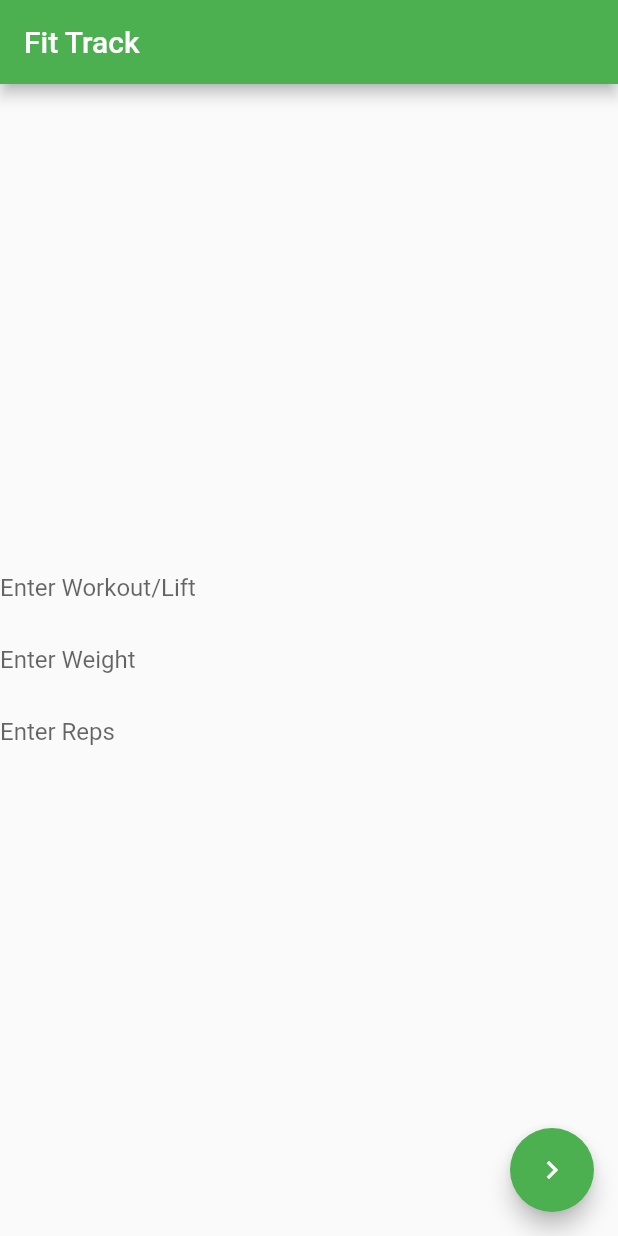
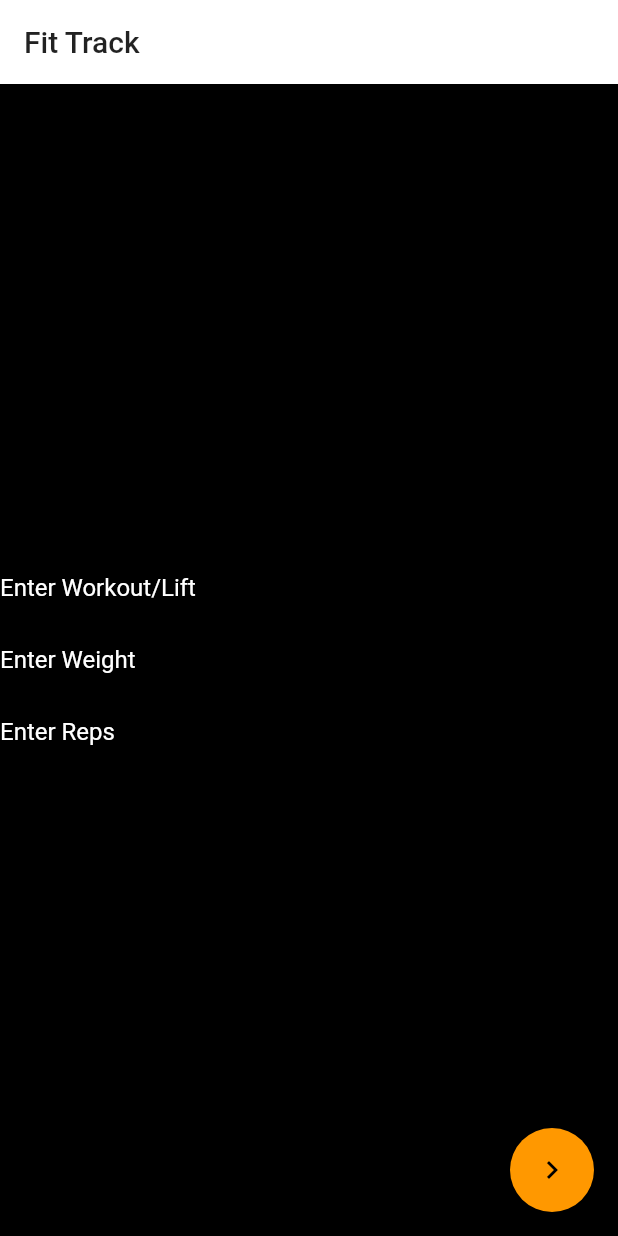
Before and after one commit to Whitey12591/fit-track, a Flutter app: the screen it shows after launch, after a tap on the "navigate next" icon, on a phone screen of 412 x 824 dp. Run offline on Flutter 3.47's test engine with Material 2 defaults, Android fonts, the phone set to English and light mode, and no system bars.

Commit message:
Folder structure

```diff
--- /dev/null
+++ b/lib/blocs/blocs.dart
@@ -0,0 +1,3 @@
+// Export all blocs from this file
+
+//The screens folder holds many different folders, each of which corresponds to a different screen of the app. Each screen folder holds three things: a primary screen file which serves to organize each component, a BLoC file that is only used for that screen, and a “components” folder that holds each component file used by the screen. Any section of a screen more complicated then a few widgets should be its own component, and some very complex components may even require their own BLoC file and components as a screen does.
--- a/lib/main.dart
+++ b/lib/main.dart
@@ -1,5 +1,6 @@
+import 'package:fit_track/theme/style.dart';
 import 'package:flutter/material.dart';
-import 'WorkoutSet.dart';
+import 'models/WorkoutSet.dart';
 
 void main() => runApp(MyApp());
 
@@ -9,18 +10,7 @@ class MyApp extends StatelessWidget {
   Widget build(BuildContext context) {
     return MaterialApp(
       title: 'Flutter Demo',
-      theme: ThemeData(
-        // This is the theme of your application.
-        //
-        // Try running your application with "flutter run". You'll see the
-        // application has a blue toolbar. Then, without quitting the app, try
-        // changing the primarySwatch below to Colors.green and then invoke
-        // "hot reload" (press "r" in the console where you ran "flutter run",
-        // or simply save your changes to "hot reload" in a Flutter IDE).
-        // Notice that the counter didn't reset back to zero; the application
-        // is not restarted.
-        primarySwatch: Colors.green,
-      ),
+      theme: appTheme(),
       home: MyHomePage(title: 'Fit Track'),
     );
   }
@@ -44,14 +34,7 @@ class _MyHomePageState extends State<MyHomePage> {
     setState(() {
       _currentSet = completed;
     });
-    debugger();
     print(_currentSet);
-  }
-
-  void _incrementCounter() {
-    setState(() {
-      _counter++;
-    });
   }
 
   @override
--- /dev/null
+++ b/lib/theme/style.dart
@@ -0,0 +1,15 @@
+// App Theme goes here
+
+import 'package:flutter/material.dart';
+
+ThemeData appTheme() {
+  return ThemeData(
+    primaryColor: Colors.white,
+    accentColor: Colors.orange,
+    hintColor: Colors.white,
+    dividerColor: Colors.white,
+    buttonColor: Colors.white,
+    scaffoldBackgroundColor: Colors.black,
+    canvasColor: Colors.black,
+  );
+}
```
Also changed, not shown: lib/models/WorkoutSet.dart (renamed from lib/WorkoutSet.dart).
